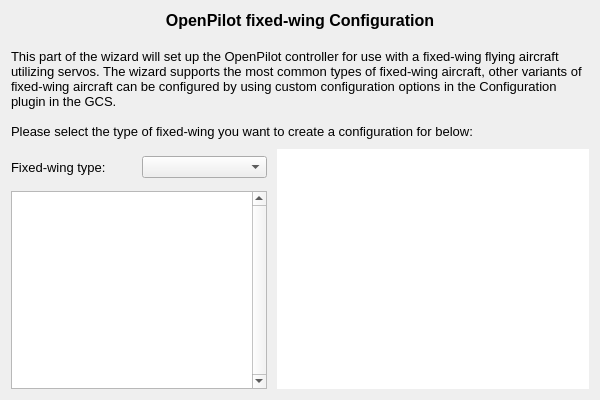
This is ground/openpilotgcs/src/plugins/setupwizard/pages/fixedwingpage.ui in openpilot/OpenPilot as Qt 5 draws it before an edit. The edited form follows.
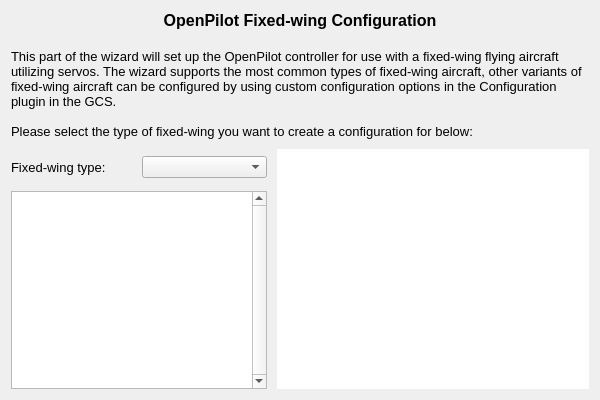
This is the edited form.

Patch:
```diff
--- a/ground/openpilotgcs/src/plugins/setupwizard/pages/fixedwingpage.ui
+++ b/ground/openpilotgcs/src/plugins/setupwizard/pages/fixedwingpage.ui
@@ -21,7 +21,7 @@
 &lt;html&gt;&lt;head&gt;&lt;meta name=&quot;qrichtext&quot; content=&quot;1&quot; /&gt;&lt;style type=&quot;text/css&quot;&gt;
 p, li { white-space: pre-wrap; }
 &lt;/style&gt;&lt;/head&gt;&lt;body style=&quot; font-family:'MS Shell Dlg 2'; font-size:8pt; font-weight:400; font-style:normal;&quot;&gt;
-&lt;p align=&quot;center&quot; style=&quot; margin-top:0px; margin-bottom:0px; margin-left:0px; margin-right:0px; -qt-block-indent:0; text-indent:0px;&quot;&gt;&lt;span style=&quot; font-size:12pt; font-weight:600;&quot;&gt;OpenPilot fixed-wing Configuration&lt;/span&gt;&lt;/p&gt;
+&lt;p align=&quot;center&quot; style=&quot; margin-top:0px; margin-bottom:0px; margin-left:0px; margin-right:0px; -qt-block-indent:0; text-indent:0px;&quot;&gt;&lt;span style=&quot; font-size:12pt; font-weight:600;&quot;&gt;OpenPilot Fixed-wing Configuration&lt;/span&gt;&lt;/p&gt;
 &lt;p style=&quot;-qt-paragraph-type:empty; margin-top:0px; margin-bottom:0px; margin-left:0px; margin-right:0px; -qt-block-indent:0; text-indent:0px; font-size:12pt; font-weight:600;&quot;&gt;&lt;br /&gt;&lt;/p&gt;
 &lt;p style=&quot; margin-top:0px; margin-bottom:0px; margin-left:0px; margin-right:0px; -qt-block-indent:0; text-indent:0px;&quot;&gt;&lt;span style=&quot; font-size:10pt;&quot;&gt;This part of the wizard will set up the OpenPilot controller for use with a fixed-wing flying aircraft utilizing servos. The wizard supports the most common types of fixed-wing aircraft, other variants of fixed-wing aircraft can be configured by using custom configuration options in the Configuration plugin in the GCS.&lt;/span&gt;&lt;/p&gt;
 &lt;p style=&quot;-qt-paragraph-type:empty; margin-top:0px; margin-bottom:0px; margin-left:0px; margin-right:0px; -qt-block-indent:0; text-indent:0px; font-size:10pt;&quot;&gt;&lt;br /&gt;&lt;/p&gt;
```
